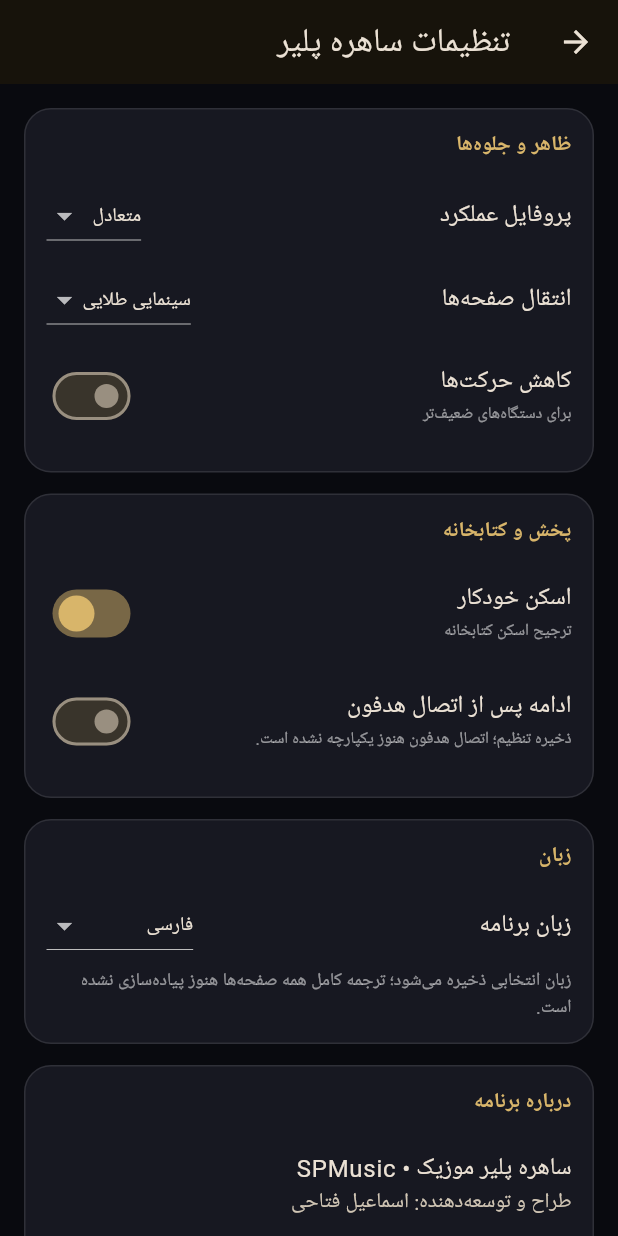
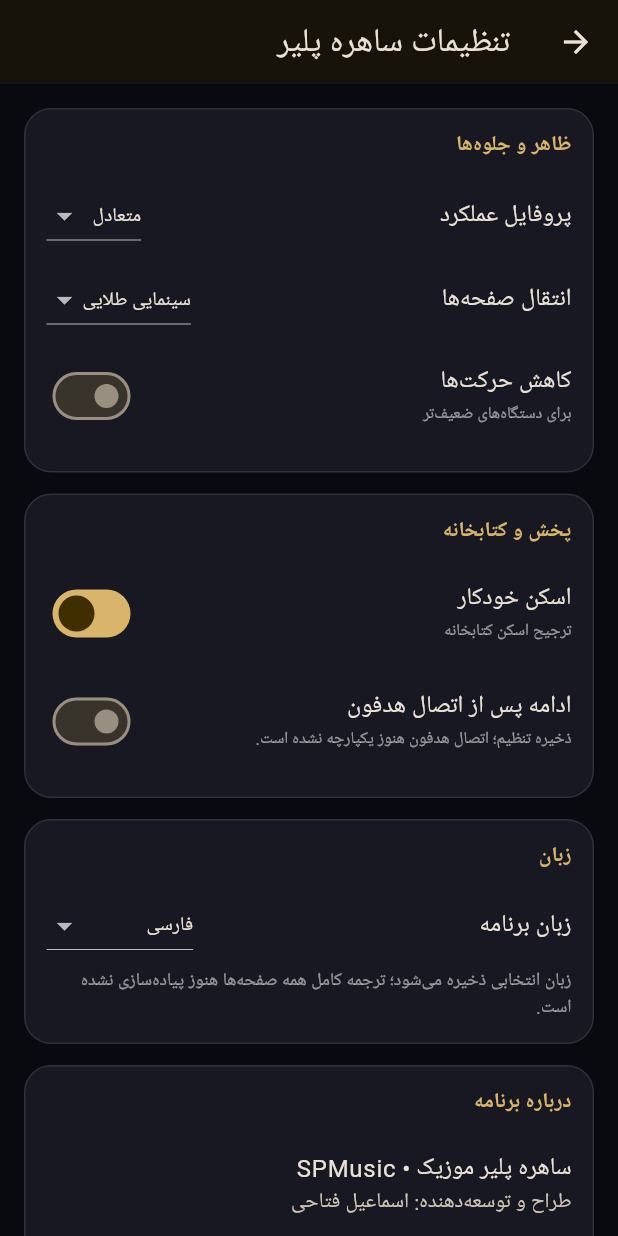
Before and after one commit to Esmail1369f/spmusic-android, a Flutter app: the SPMusicSettings screen opened directly, on a phone screen of 412 x 824 dp. Run offline on Flutter 3.47's test engine with Material 3 defaults, Android fonts, the phone set to English and light mode, and no system bars; our stand-ins replace just_audio, just_audio_background, on_audio_query, shared_preferences; accounts and stored records are empty.

Commit message:
Correct Flutter slider and switch colors for analyzer

```diff
--- a/lib/main.dart
+++ b/lib/main.dart
@@ -284,7 +284,7 @@ class _PlayerHomeState extends State<PlayerHome> {
           final max = duration.inMilliseconds.toDouble().clamp(1.0, double.infinity).toDouble();
           final value = position.inMilliseconds.toDouble().clamp(0.0, max).toDouble();
           return Column(children: [
-            Slider(value: value, max: max, activeThumbColor: gold, inactiveColor: Colors.white12,
+            Slider(value: value, max: max, activeColor: gold, inactiveColor: Colors.white12,
               onChanged: (v) => _player.seek(Duration(milliseconds: v.round()))),
             Row(mainAxisAlignment: MainAxisAlignment.spaceBetween, children: [
               Text(_time(position), style: const TextStyle(fontSize: 10, color: Colors.white54)),
@@ -312,7 +312,7 @@ class _SPMusicSettingsState extends State<SPMusicSettings> {
   Future<void> _saveBool(String k, bool v) async { final p = await SharedPreferences.getInstance(); await p.setBool(k,v); }
   Future<void> _saveString(String k, String v) async { final p = await SharedPreferences.getInstance(); await p.setString(k,v); }
   Widget _section(String title, List<Widget> children) => Container(margin: const EdgeInsets.only(bottom: 14), padding: const EdgeInsets.all(14), decoration: BoxDecoration(color: panel, borderRadius: BorderRadius.circular(18), border: Border.all(color: Colors.white10)), child: Column(crossAxisAlignment: CrossAxisAlignment.start, children: [Text(title, style: const TextStyle(color: gold, fontWeight: FontWeight.bold)), const SizedBox(height: 8), ...children]));
-  Widget _toggle(String title, String subtitle, bool value, ValueChanged<bool> onChanged) => SwitchListTile(contentPadding: EdgeInsets.zero, title: Text(title), subtitle: Text(subtitle, style: const TextStyle(fontSize: 11, color: Colors.white54)), value: value, activeColor: gold, onChanged: onChanged);
+  Widget _toggle(String title, String subtitle, bool value, ValueChanged<bool> onChanged) => SwitchListTile(contentPadding: EdgeInsets.zero, title: Text(title), subtitle: Text(subtitle, style: const TextStyle(fontSize: 11, color: Colors.white54)), value: value, activeTrackColor: gold, onChanged: onChanged);
   Widget _choice(String title, String value, List<String> choices, ValueChanged<String> change) => ListTile(contentPadding: EdgeInsets.zero, title: Text(title), trailing: DropdownButton<String>(value: value, dropdownColor: panel, items: choices.map((v) => DropdownMenuItem(value: v, child: Text(v, style: const TextStyle(fontSize: 13)))).toList(), onChanged: (v) { if (v != null) change(v); }));
   @override Widget build(BuildContext context) => Directionality(textDirection: TextDirection.rtl, child: Scaffold(appBar: AppBar(title: const Text('تنظیمات ساهره پلیر')), body: ListView(padding: const EdgeInsets.all(16), children: [
     _section('ظاهر و جلوه‌ها', [_choice('پروفایل عملکرد', _profile, ['سبک','متعادل','سینمایی'], (v) { setState(() => _profile=v); _saveString('profile',v); }), _choice('انتقال صفحه‌ها', _transition, ['محو نرم','سه‌بعدی','سینمایی طلایی'], (v) { setState(() => _transition=v); _saveString('transition',v); }), _toggle('کاهش حرکت‌ها', 'برای دستگاه‌های ضعیف‌تر', _reduceMotion, (v) { setState(() => _reduceMotion=v); _saveBool('reduce_motion',v); })]),
```
